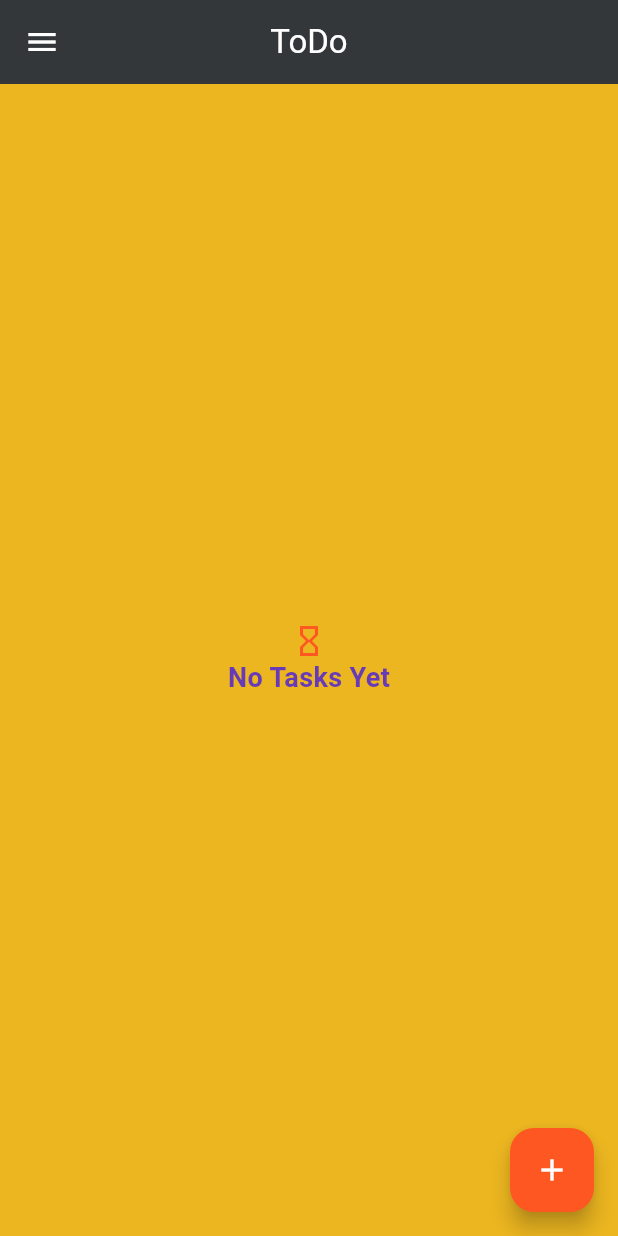
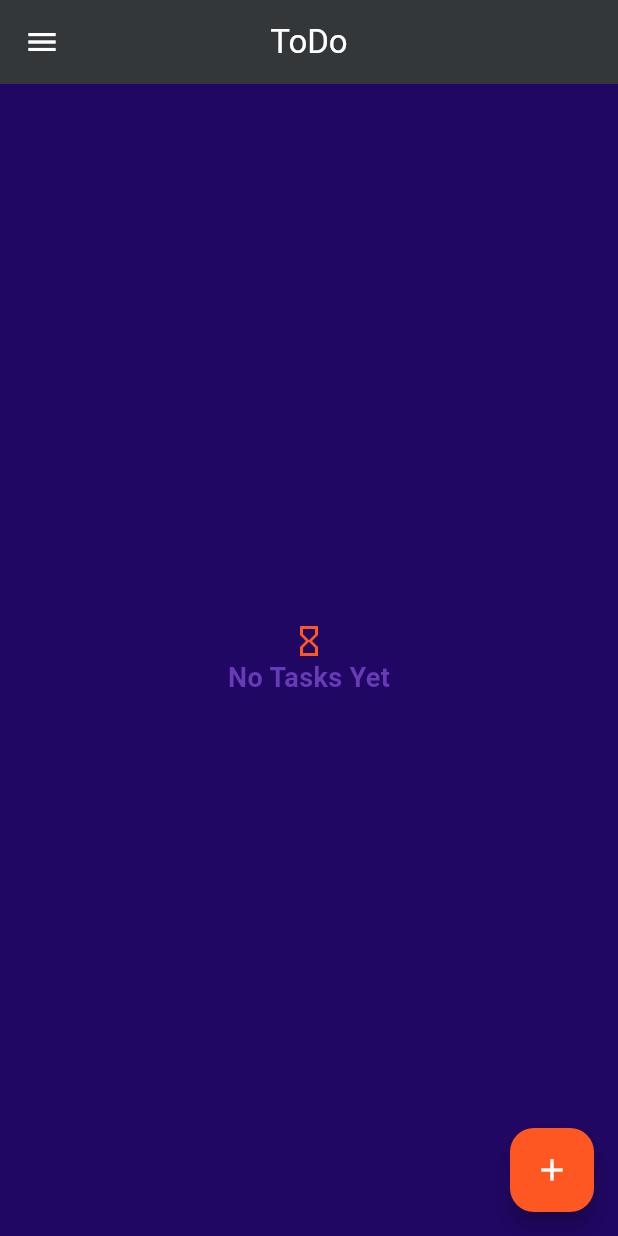
Before and after one commit to devhasanalhamed/todo, a Flutter app: the screen it shows after launch, in the side drawer, after a tap on the "add" icon, on a phone screen of 412 x 824 dp. Run offline on Flutter 3.47's test engine with Material 2 defaults, Android fonts, the phone set to English and light mode, and no system bars; our stand-ins replace animated_splash_screen, conditional_builder_null_safety, easy_localization, flutter_bloc, page_transition, shared_preferences and 1 more; accounts and stored records are empty.

Commit message:
Update main.dart
provide an approach to fetch user preferences theme

```diff
--- a/lib/main.dart
+++ b/lib/main.dart
@@ -3,25 +3,31 @@ import 'package:easy_localization/easy_localization.dart';
 import 'package:flutter/material.dart';
 import 'package:flutter_bloc/flutter_bloc.dart';
 import 'package:page_transition/page_transition.dart';
+import 'package:shared_preferences/shared_preferences.dart';
+import 'package:todo/core/global/theme/theme_data/theme_data_dark.dart';
 import 'package:todo/core/global/theme/theme_data/theme_data_light.dart';
 import 'package:todo/cubit/project_cubit.dart';
+import 'package:todo/cubit/project_state.dart';
 import 'package:todo/project_screen.dart';
 
 void main() async {
   WidgetsFlutterBinding.ensureInitialized();
   await EasyLocalization.ensureInitialized();
+  SharedPreferences pref = await SharedPreferences.getInstance();
+  final prefBool = pref.getBool('prefBool');
   runApp(
     EasyLocalization(
       path: 'assets/translations',
       supportedLocales: const [Locale('ar', 'SA'), Locale('en', 'US')],
       fallbackLocale: const Locale('en', 'US'),
-      child: const MyApp(),
+      child: MyApp(prefBool: prefBool),
     ),
   );
 }
 
 class MyApp extends StatelessWidget {
-  const MyApp({super.key});
+  final bool? prefBool;
+  const MyApp({super.key, required this.prefBool});
 
   // This widget is the root of your application.
   @override
@@ -29,12 +35,19 @@ class MyApp extends StatelessWidget {
     return MultiBlocProvider(
       providers: [
         BlocProvider(
-          create: (context) => ProjectCubit()..createDatabase(),
+          create: (context) => ProjectCubit()
+            ..createDatabase()
+            ..changeThemeMode(prefBool),
         ),
       ],
-      child: MaterialApp(
+      child: BlocBuilder<ProjectCubit, ProjectState>(
+        builder: (context, state) {
+          var cubit = ProjectCubit.get(context);
+          return MaterialApp(
             title: 'appTitle'.tr(),
             theme: getThemeDataLight,
+            darkTheme: getThemeDataDark,
+            themeMode: cubit.isDarkMode ? ThemeMode.dark : ThemeMode.light,
             localizationsDelegates: context.localizationDelegates,
             supportedLocales: context.supportedLocales,
             locale: context.locale,
@@ -52,6 +65,8 @@ class MyApp extends StatelessWidget {
               pageTransitionType: PageTransitionType.bottomToTop,
               splashIconSize: 300,
             ),
+          );
+        },
       ),
     );
   }
```
Lines whose indentation alone changed are shown as unchanged.
